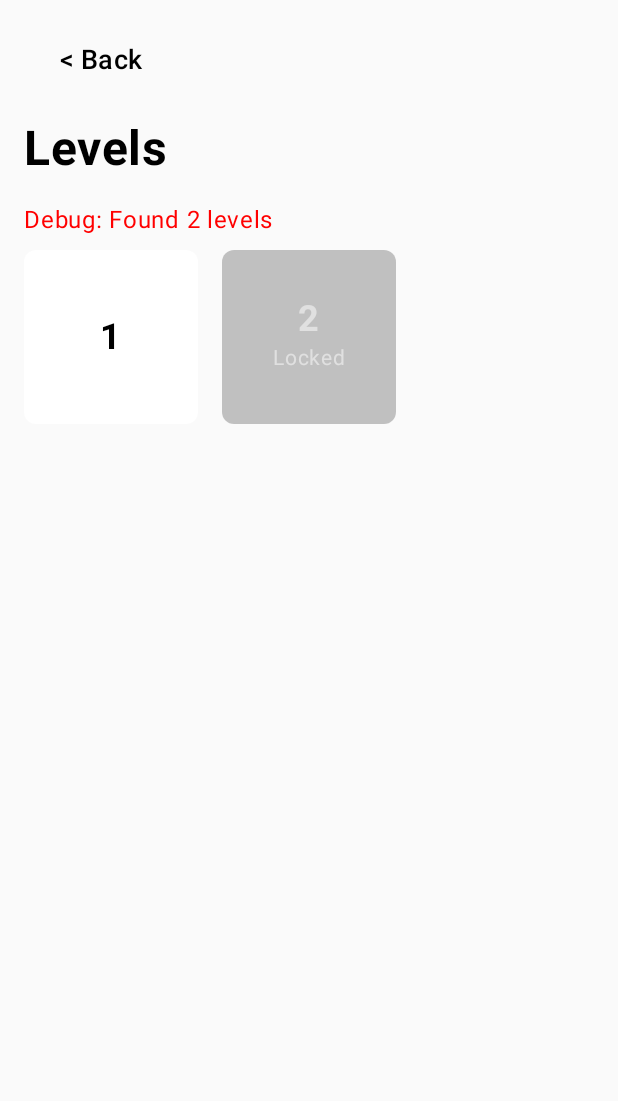
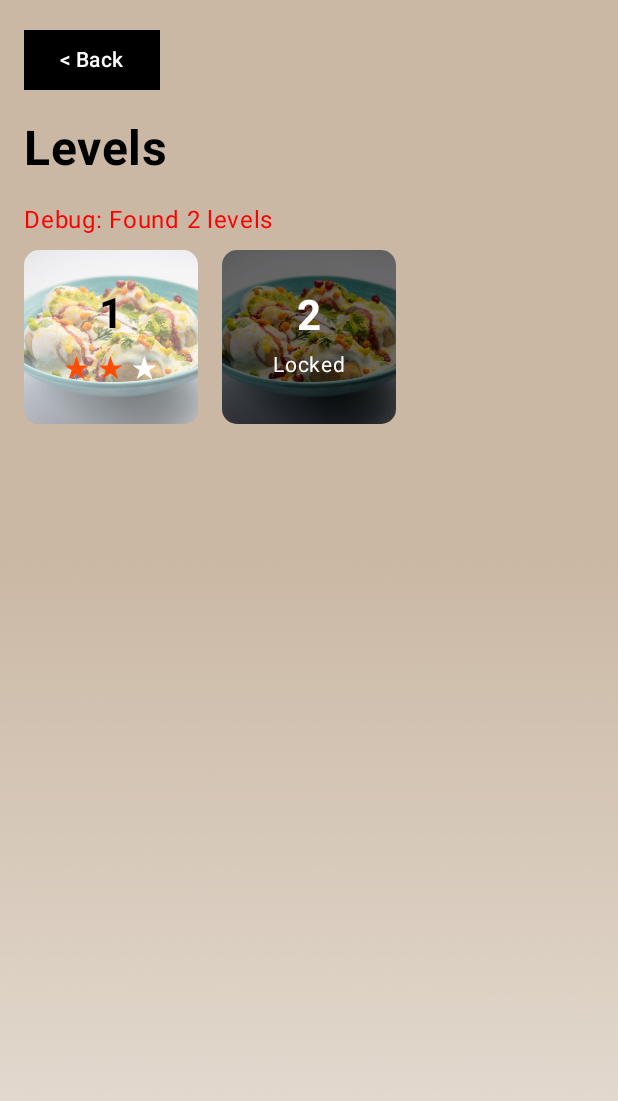
Before and after one commit to r44cx/PixelChef, an Android app built with Jetpack Compose: the LevelsScreen screen opened through its navigation route, on a phone screen of 412 x 824 dp. Shown: the top 1101 px of the screen. Run offline under Robolectric (Android 15) with nearby library versions, the phone set to English and light mode, and no system bars.

```diff
--- a/app/src/main/assets/levels.json
+++ b/app/src/main/assets/levels.json
@@ -1,6 +1,7 @@
 [
   {
     "id": 1,
+    "rating": 2,
     "name": "Simple Salad",
     "ingredients": [
       {
@@ -38,7 +39,7 @@
         "imageResource": "ingredients_onion"
       }
     ],
-    "image": "meals_salad",
+    "image": "meals_meal1",
     "recipe": {
       "description": "A fresh and crispy salad",
       "preparationTime": "10 min",
@@ -55,6 +56,7 @@
   },
   {
     "id": 2,
+    "rating": 0,
     "name": "Margherita Pizza",
     "ingredients": [
       {
@@ -100,7 +102,7 @@
         "imageResource": "ingredients_mushrooms"
       }
     ],
-    "image": "meals_pizza",
+    "image": "meals_meal1",
     "recipe": {
       "description": "Classic Italian pizza with fresh ingredients",
       "preparationTime": "30 min",
--- a/app/src/main/java/com/pixelchef/LevelsScreen.kt
+++ b/app/src/main/java/com/pixelchef/LevelsScreen.kt
@@ -1,5 +1,6 @@
 package com.pixelchef
 
+import android.graphics.drawable.Drawable
 import androidx.compose.foundation.Image
 import androidx.compose.foundation.background
 import androidx.compose.foundation.clickable
@@ -7,21 +8,25 @@ import androidx.compose.foundation.layout.*
 import androidx.compose.foundation.lazy.grid.GridCells
 import androidx.compose.foundation.lazy.grid.LazyVerticalGrid
 import androidx.compose.foundation.shape.RoundedCornerShape
+import androidx.compose.foundation.text.BasicText
 import androidx.compose.material3.Button
 import androidx.compose.material3.ButtonDefaults
 import androidx.compose.material3.Text
 import androidx.compose.runtime.Composable
 import androidx.compose.runtime.LaunchedEffect
-import androidx.compose.runtime.collectAsState
-import androidx.compose.runtime.getValue
 import androidx.compose.ui.Alignment
 import androidx.compose.ui.Modifier
 import androidx.compose.ui.draw.clip
 import androidx.compose.ui.graphics.Color
+import androidx.compose.ui.graphics.RectangleShape
 import androidx.compose.ui.layout.ContentScale
+import androidx.compose.ui.platform.LocalContext
 import androidx.compose.ui.res.colorResource
 import androidx.compose.ui.res.painterResource
+import androidx.compose.ui.text.SpanStyle
+import androidx.compose.ui.text.buildAnnotatedString
 import androidx.compose.ui.text.font.FontWeight
+import androidx.compose.ui.text.withStyle
 import androidx.compose.ui.unit.dp
 import androidx.compose.ui.unit.sp
 import androidx.lifecycle.viewmodel.compose.viewModel
@@ -42,7 +47,12 @@ fun LevelsScreen(
             println("Level ${level.id}: ${level.name} (Unlocked: ${viewModel.isLevelUnlocked(level.id)})")
         }
     }
-
+    Image(
+        painter = painterResource(id = R.drawable.gradient),
+        contentDescription = null,
+        modifier = Modifier.fillMaxSize(),
+        contentScale = ContentScale.Crop
+    )
     Column(
         modifier = Modifier
             .fillMaxSize()
@@ -51,9 +61,10 @@ fun LevelsScreen(
         // Back button
         Button(
             onClick = onBack,
-            colors = ButtonDefaults.buttonColors(Color.Transparent)
+            shape = RectangleShape,
+            colors = ButtonDefaults.buttonColors(colorResource(R.color.buttonBackground))
         ) {
-            Text("< Back", fontSize = 18.sp, color = colorResource(R.color.colorTextPrimary))
+            Text("< Back", fontSize = 14.sp, color = colorResource(R.color.colorTextSecondary))
         }
 
         Text(
@@ -81,7 +92,9 @@ fun LevelsScreen(
 
                 LevelItem(
                     levelNumber = level.id,
+                    rating = level.rating,
                     isUnlocked = isUnlocked,
+                    image = viewModel.getDrawableId(LocalContext.current, level.image),
                     onClick = { if (isUnlocked) onSelectLevel(level.id) }
                 )
             }
@@ -92,38 +105,74 @@ fun LevelsScreen(
 @Composable
 fun LevelItem(
     levelNumber: Int,
+    rating: Int,
     isUnlocked: Boolean,
+    image: Int,
     onClick: () -> Unit
 ) {
     Box(
         modifier = Modifier
+            .width(150.dp)
             .aspectRatio(1f)
-            .clip(RoundedCornerShape(8.dp))
-            .background(
-                if (isUnlocked) colorResource(R.color.buttonGameBackground)
-                else Color.Gray.copy(alpha = 0.5f)
-            )
-            .clickable(enabled = isUnlocked, onClick = onClick)
+            .clip(RoundedCornerShape(10.dp))
+            .clickable(enabled = isUnlocked, onClick = onClick),
+        contentAlignment = Alignment.Center
     ) {
-        Column(
-            modifier = Modifier.fillMaxSize(),
-            horizontalAlignment = Alignment.CenterHorizontally,
-            verticalArrangement = Arrangement.Center
-        ) {
+        Image(
+            painter = painterResource(id = image),
+            contentDescription = null,
+            contentScale = ContentScale.Crop,
+            modifier = Modifier.fillMaxSize()
+        )
+
+        Box(
+            modifier = Modifier
+                .fillMaxSize()
+                .background( if (isUnlocked) Color(0x70FFFFFF) else Color(0x90000000)) // Transparency
+        )
+
+        Column(horizontalAlignment = Alignment.CenterHorizontally) {
             Text(
                 text = levelNumber.toString(),
-                fontSize = 24.sp,
+                fontSize = 28.sp,
                 fontWeight = FontWeight.Bold,
-                color = if (isUnlocked) Color.Black else Color.White.copy(alpha = 0.5f)
+                color = colorResource(if(isUnlocked) R.color.colorTextPrimary else R.color.colorTextSecondary)
             )
-
+            Spacer(modifier = Modifier.height(4.dp))
             if (!isUnlocked) {
                 Text(
                     text = "Locked",
                     fontSize = 14.sp,
-                    color = Color.White.copy(alpha = 0.5f)
+                    color = colorResource(R.color.colorTextSecondary)
                 )
+            } else {
+                StarsForRating(rating);
             }
         }
     }
 }
+
+@Composable
+fun StarsForRating(rating: Int) {
+    val filledStarColor = colorResource(R.color.ratingStars)
+    val unfilledStarColor = colorResource(R.color.buttonGameBackground)
+
+    val starText = buildAnnotatedString {
+        append(" ")
+        for (i in 1..3) {
+            withStyle(
+                style = SpanStyle(
+                    color = if (i <= rating) filledStarColor else unfilledStarColor,
+                    fontSize = 20.sp
+                )
+            ) {
+                append("★ ") // Add a star and space
+            }
+        }
+    }
+
+    // Display the stars
+    BasicText(
+        text = starText
+    )
+}
--- a/app/src/main/java/com/pixelchef/models/Level.kt
+++ b/app/src/main/java/com/pixelchef/models/Level.kt
@@ -1,5 +1,7 @@
 package com.pixelchef.models
 
+import android.content.Context
+import androidx.core.content.ContextCompat
 import com.google.gson.annotations.SerializedName
 
 data class Level(
@@ -16,7 +18,9 @@ data class Level(
     @SerializedName("recipe")
     val recipe: Recipe,
     @SerializedName("isUnlocked")
-    val isUnlocked: Boolean = false
+    val isUnlocked: Boolean = false,
+    @SerializedName("rating")
+    val rating: Int
 ) {
     fun debug() {
         println("Level: $id")
--- a/app/src/main/java/com/pixelchef/viewmodels/GameViewModel.kt
+++ b/app/src/main/java/com/pixelchef/viewmodels/GameViewModel.kt
@@ -1,9 +1,14 @@
 package com.pixelchef.viewmodels
 
+import android.annotation.SuppressLint
+import android.app.Application
 import android.content.Context
+import android.graphics.drawable.Drawable
+import androidx.core.content.ContextCompat
 import androidx.lifecycle.ViewModel
 import androidx.lifecycle.viewModelScope
 import com.google.gson.Gson
+import com.pixelchef.R
 import com.pixelchef.models.Ingredient
 import com.pixelchef.models.Level
 import kotlinx.coroutines.flow.MutableStateFlow
@@ -73,6 +78,10 @@ class GameViewModel : ViewModel() {
         if (levelId == 1) return true
         // Other levels are unlocked if the previous level is completed
         return _completedLevels.value.contains(levelId - 1)
+    }
+
+    fun getDrawableId(context: Context, drawableName: String): Int {
+        return context.resources.getIdentifier(drawableName, "drawable", context.packageName).takeIf { it != 0 } ?: R.drawable.ingredient_placeholder
     }
 
     fun getAllLevels(): List<Level> = allLevels
@@ -159,7 +168,7 @@ class GameViewModel : ViewModel() {
             Instructions:
             ${level.recipe.instructions.joinToString("\n") { "- $it" }}
 
-            Is Unlocked: ${level.isUnlocked}
+            Rating: ${level.rating}
         """.trimIndent()
     }
 }
```
Also changed, not shown: app/src/main/java/com/pixelchef/GameScreen.kt (+48 -41 lines).
